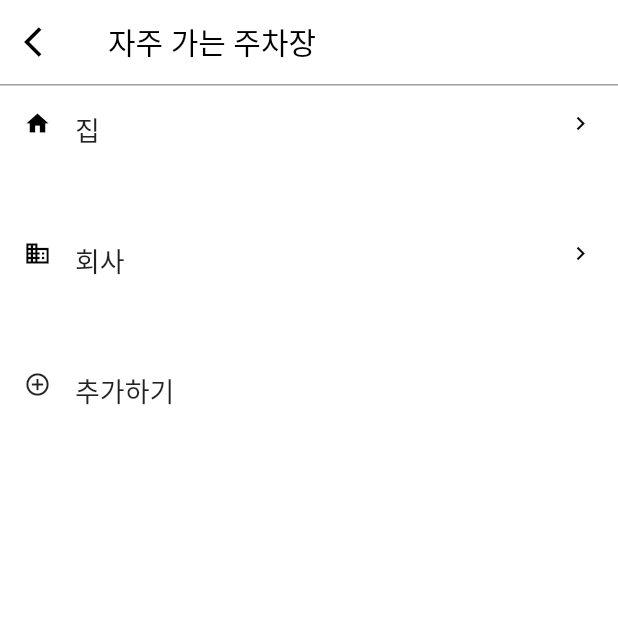
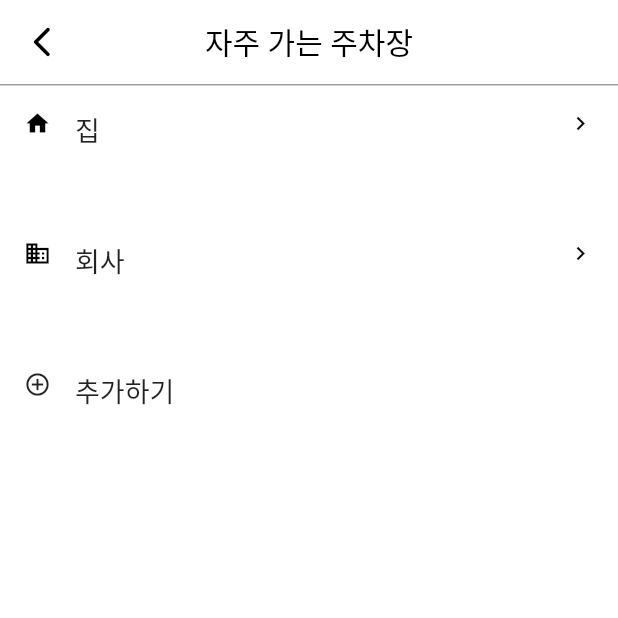
Before and after one commit to lowapple/android.app.bmap.ui, a Flutter app: the PageParkingLike screen opened by its route, on a phone screen of 412 x 824 dp, the top half of it. Run offline on Flutter 3.47's test engine with Material 2 defaults, Android fonts, the phone set to English and light mode, and no system bars; our stand-ins replace dio, fl_chart, get_it, sqflite; accounts and stored records are empty; statements that could not run were skipped.

```diff
--- a/lib/pages/parking_like.dart
+++ b/lib/pages/parking_like.dart
@@ -105,10 +105,11 @@ class _PageParkingLikeState extends State<PageParkingLike> {
               style: TextStyle(color: Colors.black),
             ),
             elevation: 0,
+            centerTitle: true,
             backgroundColor: Colors.white,
             leading: IconButton(
               icon: const Icon(
-                Icons.arrow_back_ios,
+                Icons.arrow_back_ios_new_rounded,
                 color: Colors.black,
               ),
               onPressed: () {
--- a/lib/pages/parking_like_editor.dart
+++ b/lib/pages/parking_like_editor.dart
@@ -44,6 +44,7 @@ class _PageParkingLikeEditorState extends State<PageParkingLikeEditor> {
         child: Scaffold(
           backgroundColor: Colors.white,
           appBar: AppBar(
+            centerTitle: true,
             title: const Text(
               "자주 가는 주차장",
               style: TextStyle(color: Colors.black),
@@ -52,7 +53,7 @@ class _PageParkingLikeEditorState extends State<PageParkingLikeEditor> {
             backgroundColor: Colors.white,
             leading: IconButton(
               icon: const Icon(
-                Icons.arrow_back_ios,
+                Icons.arrow_back_ios_new_rounded,
                 color: Colors.black,
               ),
               onPressed: () {
```
